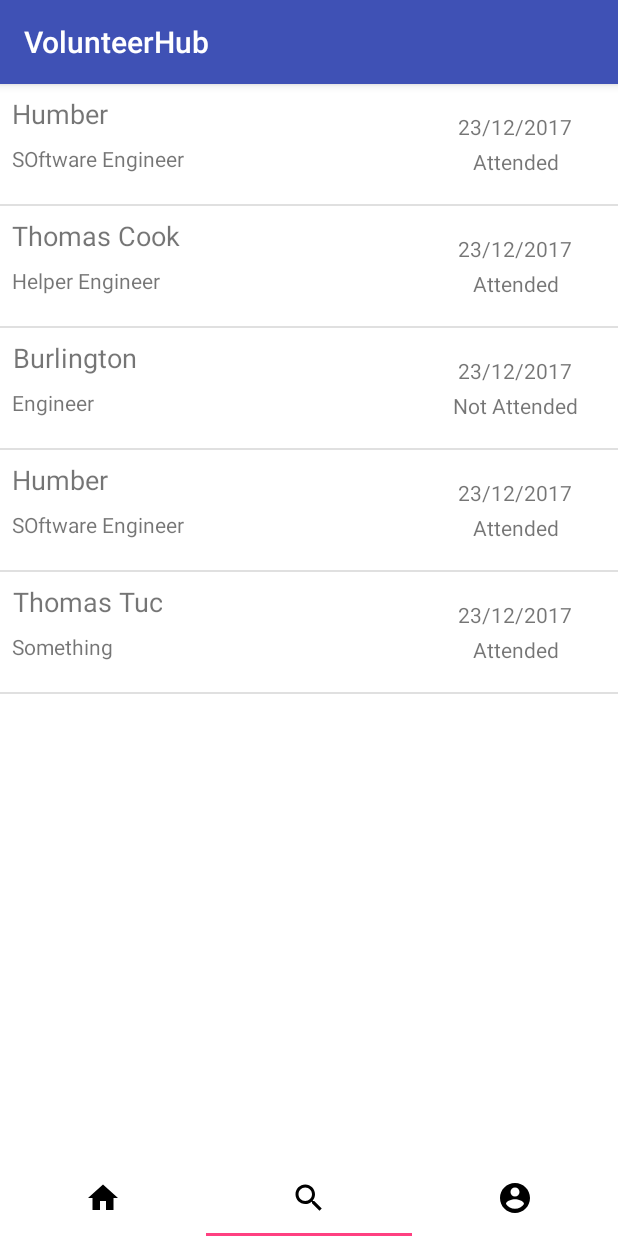
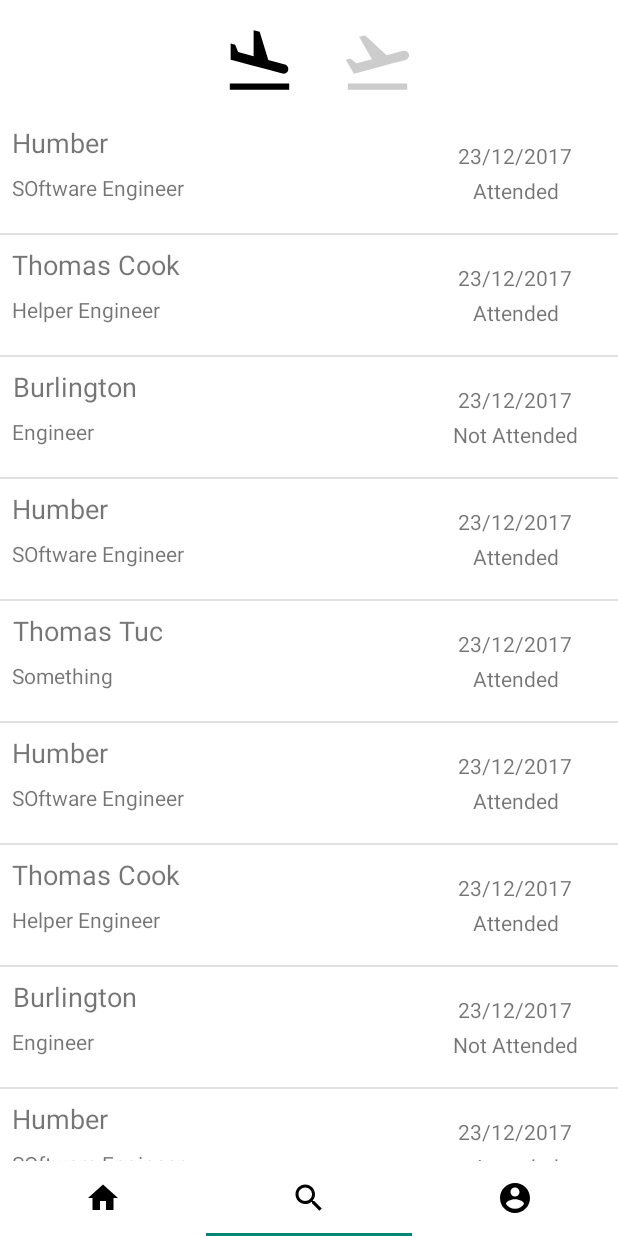
Before and after one commit to ahmedk2/VolunteerHub, an Android app: the screen it shows after launch (MainActivity), on a phone screen of 412 x 824 dp. Run offline under Robolectric (Android 15) with nearby library versions, the phone set to English and light mode, and no system bars.

Commit message:
recent future updated for volunteer

```diff
--- a/app/src/main/AndroidManifest.xml
+++ b/app/src/main/AndroidManifest.xml
@@ -8,7 +8,7 @@
         android:label="@string/app_name"
         android:roundIcon="@mipmap/ic_launcher_round"
         android:supportsRtl="true"
-        android:theme="@style/AppTheme">
+        android:theme="@style/Theme.AppCompat.Light.NoActionBar">
         <activity android:name=".MainActivity">
             <intent-filter>
                 <action android:name="android.intent.action.MAIN" />
--- a/app/src/main/java/adjktp/volunteerhub/Fragments/LeftFragment.java
+++ b/app/src/main/java/adjktp/volunteerhub/Fragments/LeftFragment.java
@@ -1,22 +1,23 @@
 package adjktp.volunteerhub.Fragments;
 
-import android.content.Context;
-import android.net.Uri;
 import android.os.Bundle;
 import android.support.v4.app.Fragment;
 import android.view.LayoutInflater;
 import android.view.View;
 import android.view.ViewGroup;
+import android.widget.ImageView;
 import android.widget.ListView;
 
 import java.util.ArrayList;
-import java.util.List;
 
 import adjktp.volunteerhub.Adapters.VolunteerOpportunityAdapter;
 import adjktp.volunteerhub.CustomObjectClasses.VolunteerOpportunity;
 import adjktp.volunteerhub.R;
 
 public class LeftFragment extends Fragment {
+
+    //widgets
+    private View rootView;
 
     public LeftFragment() {
         // Required empty public constructor
@@ -27,7 +28,26 @@ public class LeftFragment extends Fragment {
                              Bundle savedInstanceState) {
 
         // Inflate the layout for this fragment
-        View rootView = inflater.inflate(R.layout.fragment_left, container, false);
+        rootView = inflater.inflate(R.layout.fragment_left, container, false);
+
+
+
+
+
+        startListeners();
+        rootView.findViewById(R.id.btnPastEvents).callOnClick();
+
+        return rootView;
+    }
+
+    private void startListeners() {
+        // show past events
+        rootView.findViewById(R.id.btnPastEvents).setOnClickListener(new View.OnClickListener() {
+            @Override
+            public void onClick(View view) {
+                ((ImageView) rootView.findViewById(R.id.btnFutureEvents)).setAlpha(50);
+                ((ImageView) rootView.findViewById(R.id.btnPastEvents)).setAlpha(255);
+
                 ListView lvPastOpportunities = rootView.findViewById(R.id.lvPastOpportunitiesList);
 
                 // TODO: remove after testing
@@ -37,13 +57,50 @@ public class LeftFragment extends Fragment {
                 opportunities.add(new VolunteerOpportunity("Burlington", "Engineer", "23/12/2017", false));
                 opportunities.add(new VolunteerOpportunity("Humber", "SOftware Engineer", "23/12/2017", true));
                 opportunities.add(new VolunteerOpportunity("Thomas Tuc", "Something ", "23/12/2017", true));
+                opportunities.add(new VolunteerOpportunity("Humber", "SOftware Engineer", "23/12/2017", true));
+                opportunities.add(new VolunteerOpportunity("Thomas Cook", "Helper Engineer", "23/12/2017", true));
+                opportunities.add(new VolunteerOpportunity("Burlington", "Engineer", "23/12/2017", false));
+                opportunities.add(new VolunteerOpportunity("Humber", "SOftware Engineer", "23/12/2017", true));
+                opportunities.add(new VolunteerOpportunity("Thomas Tuc", "Something ", "23/12/2017", true));
+                opportunities.add(new VolunteerOpportunity("Humber", "SOftware Engineer", "23/12/2017", true));
+                opportunities.add(new VolunteerOpportunity("Thomas Cook", "Helper Engineer", "23/12/2017", true));
+                opportunities.add(new VolunteerOpportunity("Burlington", "Engineer", "23/12/2017", false));
+                opportunities.add(new VolunteerOpportunity("Humber", "SOftware Engineer", "23/12/2017", true));
+                opportunities.add(new VolunteerOpportunity("Thomas Tuc", "Something ", "23/12/2017", true));
+                opportunities.add(new VolunteerOpportunity("Humber", "SOftware Engineer", "23/12/2017", true));
+                opportunities.add(new VolunteerOpportunity("Thomas Cook", "Helper Engineer", "23/12/2017", true));
+                opportunities.add(new VolunteerOpportunity("Burlington", "Engineer", "23/12/2017", false));
+                opportunities.add(new VolunteerOpportunity("Humber", "SOftware Engineer", "23/12/2017", true));
+                opportunities.add(new VolunteerOpportunity("Thomas Tuc", "Something ", "23/12/2017", true));
+
+                VolunteerOpportunityAdapter volunteerOpportunityAdapter = new VolunteerOpportunityAdapter(getContext(), opportunities);
+
+                lvPastOpportunities.setAdapter(volunteerOpportunityAdapter);
+            }
+        });
+
+        // show future events
+        rootView.findViewById(R.id.btnFutureEvents).setOnClickListener(new View.OnClickListener() {
+            @Override
+            public void onClick(View view) {
+                ((ImageView) rootView.findViewById(R.id.btnPastEvents)).setImageAlpha(50);
+                ((ImageView) rootView.findViewById(R.id.btnFutureEvents)).setImageAlpha(255);
+
+                ListView lvPastOpportunities = rootView.findViewById(R.id.lvPastOpportunitiesList);
+
+
+                // TODO: remove after testing
+                ArrayList<VolunteerOpportunity> opportunities = new ArrayList<>();
+                opportunities.add(new VolunteerOpportunity("Thomas Cook", "Helper Engineer", "23/12/2017", true));
+                opportunities.add(new VolunteerOpportunity("Burlington", "Engineer", "23/12/2017", false));
+                opportunities.add(new VolunteerOpportunity("Humber", "SOftware Engineer", "23/12/2017", true));
+                opportunities.add(new VolunteerOpportunity("Thomas Tuc", "Something ", "23/12/2017", true));
 
                 VolunteerOpportunityAdapter volunteerOpportunityAdapter = new VolunteerOpportunityAdapter(getContext(), opportunities);
                 lvPastOpportunities.setAdapter(volunteerOpportunityAdapter);
+            }
+        });
+    }
 
 
-
-        return rootView;
 }
-
-}
--- a/app/src/main/java/adjktp/volunteerhub/MainActivity.java
+++ b/app/src/main/java/adjktp/volunteerhub/MainActivity.java
@@ -4,6 +4,7 @@ import android.support.design.widget.TabLayout;
 import android.support.v4.view.ViewPager;
 import android.support.v7.app.AppCompatActivity;
 import android.os.Bundle;
+import android.view.WindowManager;
 
 import adjktp.volunteerhub.Adapters.FragmentAdapter;
 
@@ -18,6 +19,14 @@ public class MainActivity extends AppCompatActivity {
     @Override
     protected void onCreate(Bundle savedInstanceState) {
         super.onCreate(savedInstanceState);
+
+        // make app fullscreen
+        getWindow().setFlags(WindowManager.LayoutParams.FLAG_FULLSCREEN,
+                WindowManager.LayoutParams.FLAG_FULLSCREEN);
+
+        setContentView(R.layout.activity_main);
+
+
         setContentView(R.layout.activity_main);
 
         mViewPager = (ViewPager) findViewById(R.id.viewpager);
--- /dev/null
+++ b/app/src/main/res/drawable/ic_future_events_black_24dp.xml
@@ -0,0 +1,4 @@
+<vector android:height="50dp" android:viewportHeight="24.0"
+    android:viewportWidth="24.0" android:width="50dp" xmlns:android="http://schemas.android.com/apk/res/android">
+    <path android:fillColor="#FF000000" android:pathData="M2.5,19h19v2h-19zM22.07,9.64c-0.21,-0.8 -1.04,-1.28 -1.84,-1.06L14.92,10l-6.9,-6.43 -1.93,0.51 4.14,7.17 -4.97,1.33 -1.97,-1.54 -1.45,0.39 1.82,3.16 0.77,1.33 1.6,-0.43 5.31,-1.42 4.35,-1.16L21,11.49c0.81,-0.23 1.28,-1.05 1.07,-1.85z"/>
+</vector>
--- /dev/null
+++ b/app/src/main/res/drawable/ic_past_events_black_24dp.xml
@@ -0,0 +1,4 @@
+<vector android:height="50dp" android:viewportHeight="24.0"
+    android:viewportWidth="24.0" android:width="50dp" xmlns:android="http://schemas.android.com/apk/res/android">
+    <path android:fillColor="#FF000000" android:pathData="M2.5,19h19v2h-19zM9.68,13.27l4.35,1.16 5.31,1.42c0.8,0.21 1.62,-0.26 1.84,-1.06 0.21,-0.8 -0.26,-1.62 -1.06,-1.84l-5.31,-1.42 -2.76,-9.02L10.12,2v8.28L5.15,8.95l-0.93,-2.32 -1.45,-0.39v5.17l1.6,0.43 5.31,1.43z"/>
+</vector>
--- a/app/src/main/res/layout/fragment_left.xml
+++ b/app/src/main/res/layout/fragment_left.xml
@@ -3,7 +3,30 @@
     xmlns:tools="http://schemas.android.com/tools"
     android:layout_width="match_parent"
     android:layout_height="match_parent"
-    tools:context=".Fragments.LeftFragment">
+    tools:context=".Fragments.LeftFragment"
+    android:orientation="vertical">
+
+    <LinearLayout
+        android:paddingTop="8dp"
+        android:layout_width="match_parent"
+        android:layout_height="75dp"
+        android:gravity="center_horizontal">
+
+        <ImageView
+            android:id="@+id/btnPastEvents"
+            android:layout_margin="8dp"
+            android:layout_width="75dp"
+            android:layout_height="50dp"
+            android:src="@drawable/ic_past_events_black_24dp"/>
+
+        <ImageView
+            android:id="@+id/btnFutureEvents"
+            android:layout_margin="8dp"
+            android:layout_width="50dp"
+            android:layout_height="50dp"
+            android:src="@drawable/ic_future_events_black_24dp"/>
+
+    </LinearLayout>
 
     <ListView
         android:id="@+id/lvPastOpportunitiesList"
```
Lines whose indentation alone changed are shown as unchanged.
